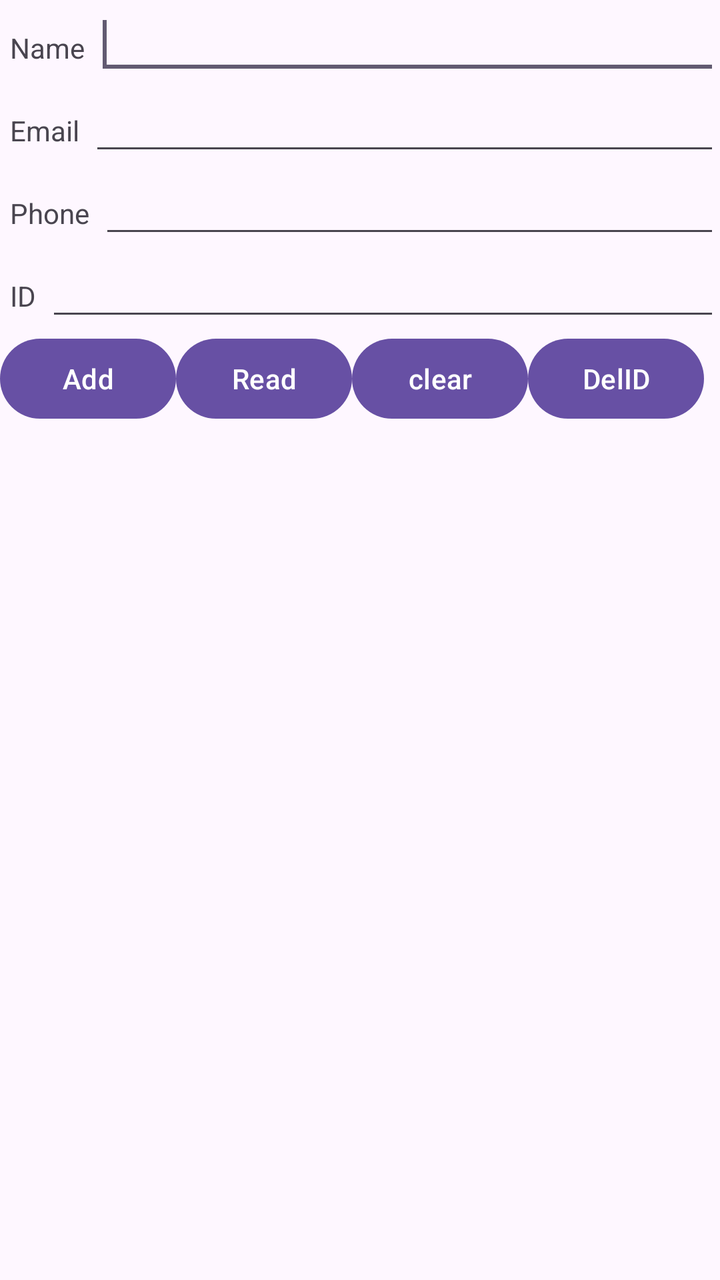
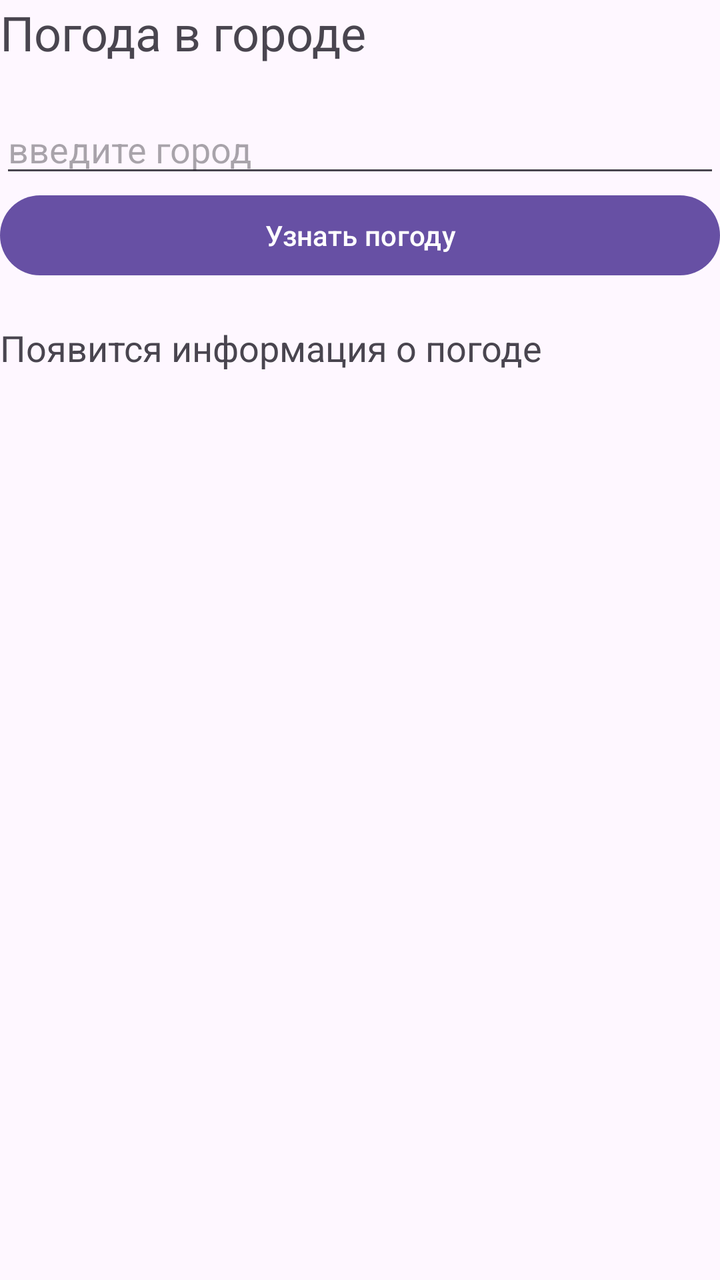

Two renders of the same Android screen: before a commit and after it. Below are the layout's source before the change and the commit's diff.
<!-- AndroidManifest.xml: application theme Theme.First_Android_Project -->
<!-- res/layout/activity_main.xml -->
<?xml version="1.0" encoding="utf-8"?>
<LinearLayout xmlns:android="http://schemas.android.com/apk/res/android"
    xmlns:tools="http://schemas.android.com/tools"
    xmlns:app="http://schemas.android.com/apk/res-auto"
    android:id="@+id/main"
    android:layout_width="match_parent"
    android:layout_height="match_parent"
    android:orientation="vertical"
    android:layout_marginTop="30dp"
    tools:context=".MainActivity">

    <LinearLayout
        android:layout_width="match_parent"
        android:layout_height="wrap_content">

        <TextView
            android:layout_width="wrap_content"
            android:layout_height="wrap_content"
            android:text="Name"
            android:layout_marginLeft="5dp"
            android:layout_marginRight="5dp"/>

        <EditText
            android:id="@+id/etName"
            android:layout_width="wrap_content"
            android:layout_height="wrap_content"
            android:layout_weight="1">

            <requestFocus>
            </requestFocus>
        </EditText>
    </LinearLayout>

    <LinearLayout
        android:layout_width="match_parent"
        android:layout_height="wrap_content">

        <TextView
            android:layout_width="wrap_content"
            android:layout_height="wrap_content"
            android:text="Email"
            android:layout_marginLeft="5dp"
            android:layout_marginRight="5dp"/>

        <EditText
            android:id="@+id/etEmail"
            android:layout_width="wrap_content"
            android:layout_height="wrap_content"
            android:layout_weight="1">
        </EditText>
    </LinearLayout>

    <LinearLayout
        android:layout_width="match_parent"
        android:layout_height="wrap_content">

        <TextView
            android:layout_width="wrap_content"
            android:layout_height="wrap_content"
            android:text="Phone"
            android:layout_marginLeft="5dp"
            android:layout_marginRight="5dp"/>

        <EditText
            android:id="@+id/etPhone"
            android:layout_width="wrap_content"
            android:layout_height="wrap_content"
            android:layout_weight="1">
        </EditText>
    </LinearLayout>
    <LinearLayout
        android:layout_width="match_parent"
        android:layout_height="wrap_content">

        <TextView
            android:layout_width="wrap_content"
            android:layout_height="wrap_content"
            android:text="ID"
            android:layout_marginLeft="5dp"
            android:layout_marginRight="5dp"/>

        <EditText
            android:id="@+id/etID"
            android:layout_width="wrap_content"
            android:layout_height="wrap_content"
            android:layout_weight="1">
        </EditText>
    </LinearLayout>

    <LinearLayout
        android:layout_width="match_parent"
        android:layout_height="wrap_content">

        <Button
            android:id="@+id/btnAdd"
            android:layout_width="wrap_content"
            android:text="Add"
            android:layout_height="wrap_content"/>

        <Button
            android:id="@+id/btnRead"
            android:layout_width="wrap_content"
            android:layout_height="wrap_content"
            android:text="Read"/>

        <Button
            android:id="@+id/btnClear"
            android:layout_width="wrap_content"
            android:layout_height="wrap_content"
            android:text="clear"/>
        <Button
            android:id="@+id/btnDelID"
            android:layout_width="wrap_content"
            android:layout_height="wrap_content"
            android:text="DelID"/>


    </LinearLayout>

    <androidx.recyclerview.widget.RecyclerView
        android:id="@+id/list2"
        android:layout_width="match_parent"
        android:layout_height="wrap_content"
        app:layoutManager="androidx.recyclerview.widget.LinearLayoutManager"/>

</LinearLayout>
<!-- resources referenced by this layout -->
<resources>
  <style name="Theme.First_Android_Project" parent="Base.Theme.First_Android_Project" />
  <style name="Base.Theme.First_Android_Project" parent="Theme.Material3.DayNight.NoActionBar">
          
          
      </style>
</resources>

<!-- the commit's change to res/layout/activity_main.xml (unified diff, before → after) -->
@@ -1,126 +1,42 @@
 <?xml version="1.0" encoding="utf-8"?>
 <LinearLayout xmlns:android="http://schemas.android.com/apk/res/android"
+    xmlns:app="http://schemas.android.com/apk/res-auto"
     xmlns:tools="http://schemas.android.com/tools"
-    xmlns:app="http://schemas.android.com/apk/res-auto"
     android:id="@+id/main"
     android:layout_width="match_parent"
     android:layout_height="match_parent"
+    android:layout_marginTop="30dp"
     android:orientation="vertical"
-    android:layout_marginTop="30dp"
     tools:context=".MainActivity">
 
-    <LinearLayout
+    <TextView
         android:layout_width="match_parent"
-        android:layout_height="wrap_content">
+        android:layout_height="wrap_content"
+        android:layout_gravity="center"
+        android:layout_marginBottom="20dp"
+        android:text="Погода в городе"
+        android:textSize="24sp" />
 
-        <TextView
-            android:layout_width="wrap_content"
-            android:layout_height="wrap_content"
-            android:text="Name"
-            android:layout_marginLeft="5dp"
-            android:layout_marginRight="5dp"/>
+    <EditText
+        android:id="@+id/editCity"
+        android:layout_width="match_parent"
+        android:layout_height="wrap_content"
+        android:hint="введите город"
+        android:inputType="textCapWords"/>
 
-        <EditText
-            android:id="@+id/etName"
-            android:layout_width="wrap_content"
-            android:layout_height="wrap_content"
-            android:layout_weight="1">
+    <Button
+        android:id="@+id/buttonWeather"
+        android:layout_width="match_parent"
+        android:layout_height="wrap_content"
+        android:text="Узнать погоду"/>
 
-            <requestFocus>
-            </requestFocus>
-        </EditText>
-    </LinearLayout>
-
-    <LinearLayout
+    <TextView
+        android:id="@+id/textWeather"
         android:layout_width="match_parent"
-        android:layout_height="wrap_content">
-
-        <TextView
-            android:layout_width="wrap_content"
-            android:layout_height="wrap_content"
-            android:text="Email"
-            android:layout_marginLeft="5dp"
-            android:layout_marginRight="5dp"/>
-
-        <EditText
-            android:id="@+id/etEmail"
-            android:layout_width="wrap_content"
-            android:layout_height="wrap_content"
-            android:layout_weight="1">
-        </EditText>
-    </LinearLayout>
-
-    <LinearLayout
-        android:layout_width="match_parent"
-        android:layout_height="wrap_content">
-
-        <TextView
-            android:layout_width="wrap_content"
-            android:layout_height="wrap_content"
-            android:text="Phone"
-            android:layout_marginLeft="5dp"
-            android:layout_marginRight="5dp"/>
-
-        <EditText
-            android:id="@+id/etPhone"
-            android:layout_width="wrap_content"
-            android:layout_height="wrap_content"
-            android:layout_weight="1">
-        </EditText>
-    </LinearLayout>
-    <LinearLayout
-        android:layout_width="match_parent"
-        android:layout_height="wrap_content">
-
-        <TextView
-            android:layout_width="wrap_content"
-            android:layout_height="wrap_content"
-            android:text="ID"
-            android:layout_marginLeft="5dp"
-            android:layout_marginRight="5dp"/>
-
-        <EditText
-            android:id="@+id/etID"
-            android:layout_width="wrap_content"
-            android:layout_height="wrap_content"
-            android:layout_weight="1">
-        </EditText>
-    </LinearLayout>
-
-    <LinearLayout
-        android:layout_width="match_parent"
-        android:layout_height="wrap_content">
-
-        <Button
-            android:id="@+id/btnAdd"
-            android:layout_width="wrap_content"
-            android:text="Add"
-            android:layout_height="wrap_content"/>
-
-        <Button
-            android:id="@+id/btnRead"
-            android:layout_width="wrap_content"
-            android:layout_height="wrap_content"
-            android:text="Read"/>
-
-        <Button
-            android:id="@+id/btnClear"
-            android:layout_width="wrap_content"
-            android:layout_height="wrap_content"
-            android:text="clear"/>
-        <Button
-            android:id="@+id/btnDelID"
-            android:layout_width="wrap_content"
-            android:layout_height="wrap_content"
-            android:text="DelID"/>
+        android:layout_height="wrap_content"
+        android:text="Появится информация о погоде"
+        android:textSize="18sp"
+        android:layout_marginTop="20dp"/>
 
 
-    </LinearLayout>
-
-    <androidx.recyclerview.widget.RecyclerView
-        android:id="@+id/list2"
-        android:layout_width="match_parent"
-        android:layout_height="wrap_content"
-        app:layoutManager="androidx.recyclerview.widget.LinearLayoutManager"/>
-
 </LinearLayout>
